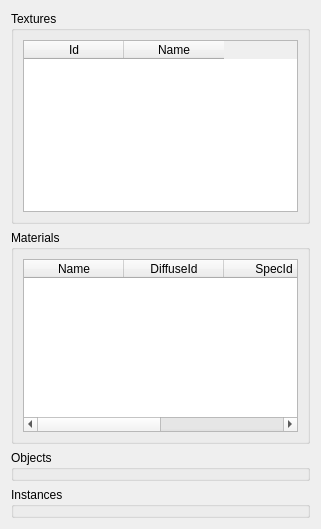
The window that src/RenderDataWidget.ui (MickaelOnTheWave/3dvisualizer) describes before a commit, drawn with Qt 5.
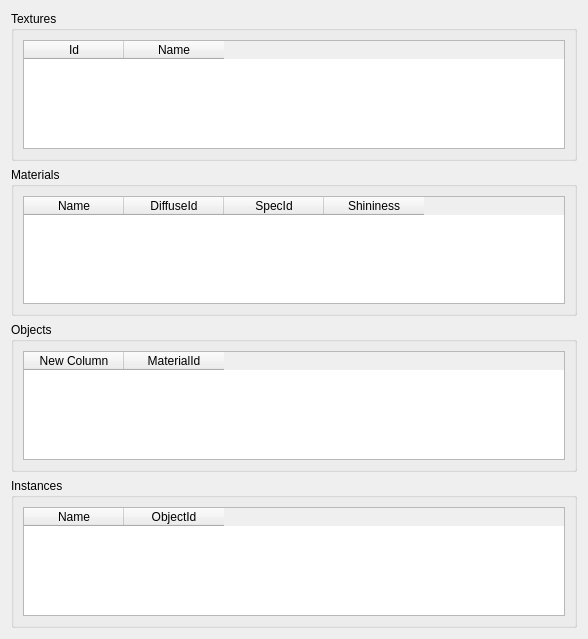
The same window after the commit.

Commit message: Added display of render objects and instances. Added support for entity names from RenderLib.

The edit to the form file:
```diff
--- a/src/RenderDataWidget.ui
+++ b/src/RenderDataWidget.ui
@@ -6,8 +6,8 @@
    <rect>
     <x>0</x>
     <y>0</y>
-    <width>321</width>
-    <height>529</height>
+    <width>588</width>
+    <height>639</height>
    </rect>
   </property>
   <property name="windowTitle">
@@ -22,6 +22,12 @@
      <layout class="QVBoxLayout" name="verticalLayout_10">
       <item>
        <widget class="QTableWidget" name="texturesView">
+        <attribute name="horizontalHeaderVisible">
+         <bool>true</bool>
+        </attribute>
+        <attribute name="verticalHeaderVisible">
+         <bool>false</bool>
+        </attribute>
         <column>
          <property name="text">
           <string>Id</string>
@@ -45,6 +51,9 @@
      <layout class="QVBoxLayout" name="verticalLayout_9">
       <item>
        <widget class="QTableWidget" name="materialsView">
+        <attribute name="verticalHeaderVisible">
+         <bool>false</bool>
+        </attribute>
         <column>
          <property name="text">
           <string>Name</string>
@@ -75,6 +84,25 @@
      <property name="title">
       <string>Objects</string>
      </property>
+     <layout class="QVBoxLayout" name="verticalLayout_2">
+      <item>
+       <widget class="QTableWidget" name="objectsView">
+        <attribute name="verticalHeaderVisible">
+         <bool>false</bool>
+        </attribute>
+        <column>
+         <property name="text">
+          <string>New Column</string>
+         </property>
+        </column>
+        <column>
+         <property name="text">
+          <string>MaterialId</string>
+         </property>
+        </column>
+       </widget>
+      </item>
+     </layout>
     </widget>
    </item>
    <item>
@@ -82,6 +110,22 @@
      <property name="title">
       <string>Instances</string>
      </property>
+     <layout class="QVBoxLayout" name="verticalLayout_3">
+      <item>
+       <widget class="QTableWidget" name="instancesView">
+        <column>
+         <property name="text">
+          <string>Name</string>
+         </property>
+        </column>
+        <column>
+         <property name="text">
+          <string>ObjectId</string>
+         </property>
+        </column>
+       </widget>
+      </item>
+     </layout>
     </widget>
    </item>
   </layout>
```
The commit also changes 3 other files.
